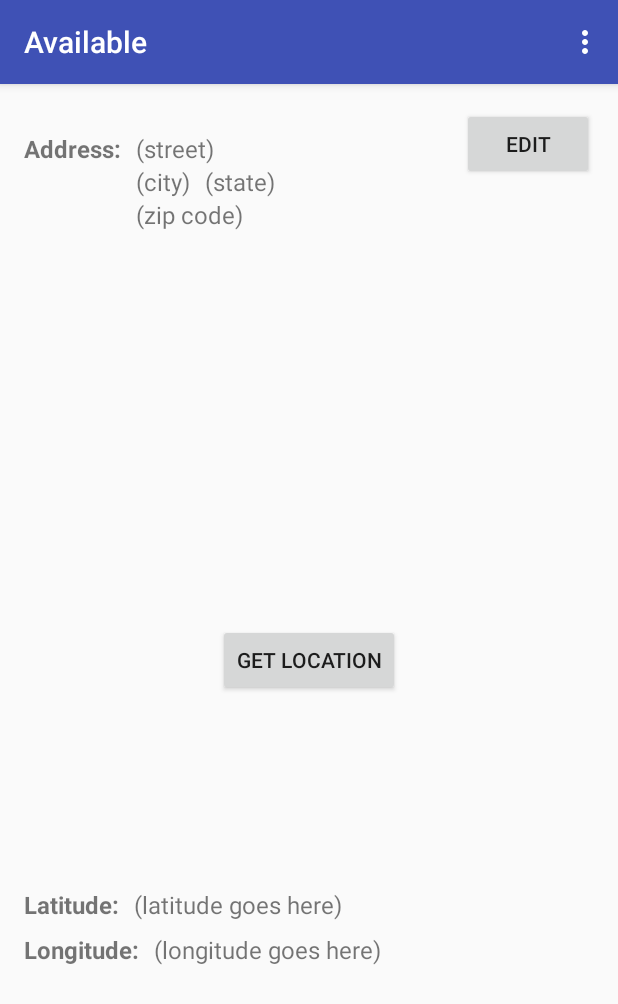
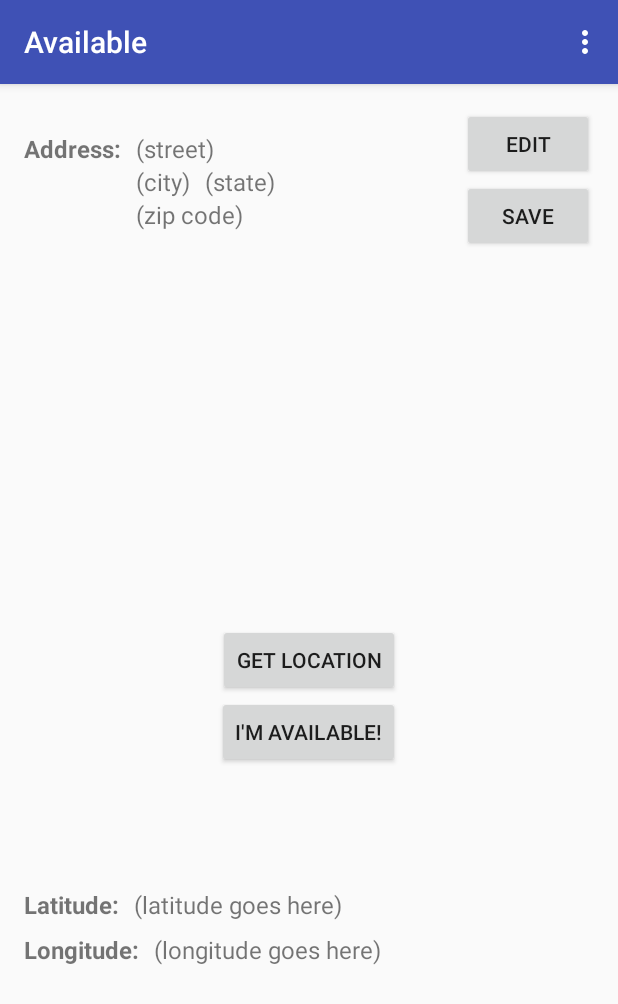
Before and after one commit to jambake/AvailableApp, an Android app: the screen it shows after launch (MainActivity), on a phone screen of 412 x 824 dp. Shown: the top 1004 px of the screen. Run offline under Robolectric (Android 15) with nearby library versions, the phone set to English and light mode, and no system bars.

Commit message:
adding buttons and updating string values

```diff
--- a/app/src/main/res/layout/activity_main.xml
+++ b/app/src/main/res/layout/activity_main.xml
@@ -18,7 +18,7 @@
         android:textStyle="bold"
         android:textSize="16sp"
         android:layout_marginTop="16dp"
-        android:text="Address:" />
+        android:text="@string/address" />
     <TextView
         android:id="@+id/street_number_name"
         android:layout_width="wrap_content"
@@ -28,7 +28,7 @@
         android:layout_alignBaseline="@id/address_label"
         android:layout_toRightOf="@id/address_label"
         android:textSize="16sp"
-        android:text="(street)"/>
+        android:text="@string/street"/>
     <TextView
         android:id="@+id/city_name"
         android:layout_width="wrap_content"
@@ -37,7 +37,7 @@
         android:layout_below="@id/address_label"
         android:layout_alignLeft="@id/street_number_name"
         android:textSize="16sp"
-        android:text="(city)" />
+        android:text="@string/city" />
     <TextView
         android:id="@+id/state_name"
         android:layout_width="wrap_content"
@@ -47,7 +47,7 @@
         android:layout_below="@id/address_label"
         android:layout_toRightOf="@id/city_name"
         android:textSize="16sp"
-        android:text="(state)"/>
+        android:text="@string/state"/>
     <TextView
         android:id="@+id/zip_code"
         android:layout_width="wrap_content"
@@ -56,7 +56,8 @@
         android:layout_below="@id/city_name"
         android:layout_alignLeft="@id/city_name"
         android:textSize="16sp"
-        android:text="(zip code)"/>
+        android:text="@string/zip_code"/>
+
 
     <Button
         android:id="@+id/edit_button"
@@ -64,6 +65,13 @@
         android:layout_height="wrap_content"
         android:text="@string/edit"
         android:layout_alignParentRight="true"/>
+    <Button
+        android:id="@+id/save_button"
+        android:layout_width="wrap_content"
+        android:layout_height="wrap_content"
+        android:text="@string/save"
+        android:layout_alignParentRight="true"
+        android:layout_below="@id/edit_button"/>
 
     <Button
         android:id="@+id/get_location"
@@ -72,6 +80,15 @@
         android:layout_centerVertical="true"
         android:layout_centerHorizontal="true"
         android:text="@string/get_location"/>
+    <Button
+        android:id="@+id/im_available"
+        android:layout_width="wrap_content"
+        android:layout_height="wrap_content"
+        android:layout_centerVertical="true"
+        android:layout_centerHorizontal="true"
+        android:layout_below="@id/get_location"
+        android:text="@string/i_m_available"/>
+
 
     <TextView
         android:id="@+id/lat_label"
@@ -82,7 +99,7 @@
         android:textStyle="bold"
         android:textSize="16sp"
         android:layout_marginTop="128dp"
-        android:text="Latitude:" />
+        android:text="@string/latitude" />
     <TextView
         android:id="@+id/lat_val"
         android:layout_width="wrap_content"
@@ -92,7 +109,7 @@
         android:textIsSelectable="true"
         android:layout_alignBaseline="@id/lat_label"
         android:layout_toRightOf="@id/lat_label"
-        android:text="(latitude goes here)"/>
+        android:text="@string/latitude_goes_here"/>
     <TextView
         android:id="@+id/long_label"
         android:layout_width="wrap_content"
@@ -102,7 +119,7 @@
         android:textStyle="bold"
         android:textSize="16sp"
         android:layout_marginTop="8dp"
-        android:text="Longitude:" />
+        android:text="@string/longitude" />
     <TextView
         android:id="@+id/long_val"
         android:layout_width="wrap_content"
@@ -112,6 +129,6 @@
         android:layout_alignBaseline="@id/long_label"
         android:layout_toRightOf="@id/long_label"
         android:textSize="16sp"
-        android:text="(longitude goes here)"/>
+        android:text="@string/longitude_goes_here"/>
 
 </RelativeLayout>
--- a/app/src/main/res/values/strings.xml
+++ b/app/src/main/res/values/strings.xml
@@ -5,4 +5,15 @@
     <string name="edit_button">edit</string>
     <string name="edit">edit</string>
     <string name="get_location">get location</string>
+    <string name="save">save</string>
+    <string name="i_m_available">i\'m available!</string>
+    <string name="zip_code">(zip code)</string>
+    <string name="address">Address:</string>
+    <string name="street">(street)</string>
+    <string name="city">(city)</string>
+    <string name="state">(state)</string>
+    <string name="latitude">Latitude:</string>
+    <string name="latitude_goes_here">(latitude goes here)</string>
+    <string name="longitude">Longitude:</string>
+    <string name="longitude_goes_here">(longitude goes here)</string>
 </resources>
```
